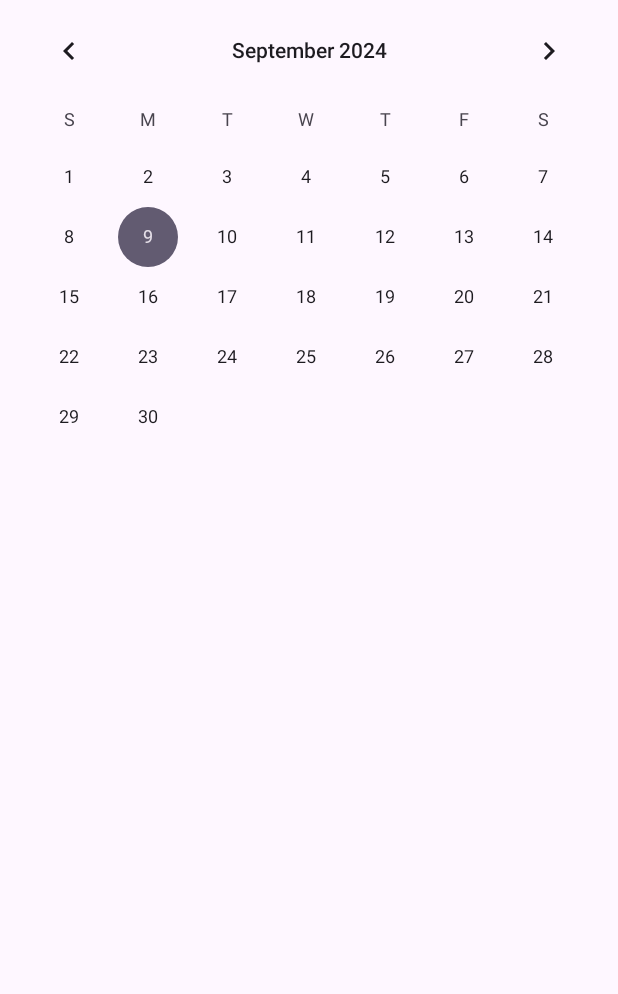
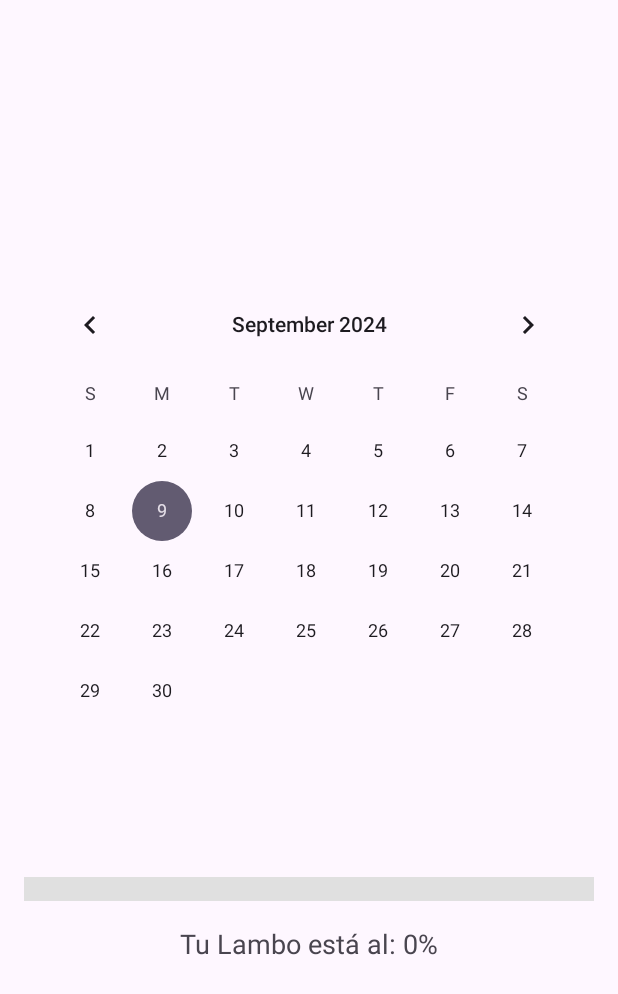
Before and after one commit to Castellano46/Tu_primer_Lambo, an Android app: the fragment CalendarFragment placed in its activity, on a phone screen of 412 x 824 dp. Shown: the top 994 px of the screen. Run offline under Robolectric (Android 15) with nearby library versions, the phone set to English and light mode, and no system bars; our stand-ins replace data binding.

Commit message:
ProgressBar

```diff
--- a/app/src/main/java/com/example/tu_primer_lambo/ui/view/fragments/CalendarFragment.kt
+++ b/app/src/main/java/com/example/tu_primer_lambo/ui/view/fragments/CalendarFragment.kt
@@ -6,7 +6,7 @@ import android.view.LayoutInflater
 import android.view.View
 import android.view.ViewGroup
 import androidx.fragment.app.Fragment
-import androidx.fragment.app.viewModels
+import androidx.fragment.app.activityViewModels
 import com.example.tu_primer_lambo.databinding.FragmentCalendarBinding
 import com.example.tu_primer_lambo.ui.viewModels.ExerciseViewModel
 import java.text.SimpleDateFormat
@@ -17,7 +17,7 @@ class CalendarFragment : Fragment() {
     private var _binding: FragmentCalendarBinding? = null
     private val binding get() = _binding!!
 
-    private val viewModel: ExerciseViewModel by viewModels()
+    private val viewModel: ExerciseViewModel by activityViewModels()
 
     override fun onCreateView(
         inflater: LayoutInflater, container: ViewGroup?,
@@ -44,12 +44,17 @@ class CalendarFragment : Fragment() {
 
                 val entry = entries.find { it.date != null && it.date == selectedDateString }
                 if (entry != null && entry.exerciseDone) {
-
                     binding.root.setBackgroundColor(Color.GREEN)
                 } else {
                     binding.root.setBackgroundColor(Color.RED)
                 }
             }
+        }
+
+        viewModel.progress.observe(viewLifecycleOwner) { progress ->
+            val progressPercent = (progress * 100).toInt()
+            binding.progressBar.progress = progressPercent
+            binding.tvProgressPercentage.text = "Tu Lambo está al: $progressPercent%"
         }
     }
 
--- a/app/src/main/java/com/example/tu_primer_lambo/ui/viewModels/ExerciseViewModel.kt
+++ b/app/src/main/java/com/example/tu_primer_lambo/ui/viewModels/ExerciseViewModel.kt
@@ -6,7 +6,6 @@ import androidx.lifecycle.LiveData
 import androidx.lifecycle.MutableLiveData
 import com.example.tu_primer_lambo.data.model.CalendarEntry
 import com.example.tu_primer_lambo.data.repository.ExerciseRepository
-import java.util.*
 
 class ExerciseViewModel(application: Application) : AndroidViewModel(application) {
 
@@ -17,8 +16,13 @@ class ExerciseViewModel(application: Application) : AndroidViewModel(application
     val calendarEntries: LiveData<List<CalendarEntry>> get() = _calendarEntries
 
     init {
-        loadProgress()
-        loadCalendarEntries()
+        try {
+            loadProgress()
+            loadCalendarEntries()
+        } catch (e: Exception) {
+            _progress.value = 0f
+            _calendarEntries.value = emptyList()
+        }
     }
 
     private fun loadProgress() {
--- /dev/null
+++ b/app/src/main/res/drawable/custom_progress_bar.xml
@@ -0,0 +1,18 @@
+<?xml version="1.0" encoding="utf-8"?>
+<layer-list xmlns:android="http://schemas.android.com/apk/res/android">
+    <item>
+        <shape android:shape="rectangle">
+            <solid android:color="#E0E0E0"/>
+        </shape>
+    </item>
+    <item android:id="@android:id/progress">
+        <clip>
+            <shape android:shape="rectangle">
+                <gradient
+                    android:startColor="#E0070E"
+                    android:endColor="#06EB10"
+                    android:angle="270"/>
+            </shape>
+        </clip>
+    </item>
+</layer-list>
--- a/app/src/main/res/layout/fragment_calendar.xml
+++ b/app/src/main/res/layout/fragment_calendar.xml
@@ -4,11 +4,32 @@
     <LinearLayout
         android:layout_width="match_parent"
         android:layout_height="match_parent"
-        android:orientation="vertical">
+        android:orientation="vertical"
+        android:padding="16dp"
+        android:gravity="center">
 
         <CalendarView
             android:id="@+id/calendarView"
             android:layout_width="match_parent"
-            android:layout_height="wrap_content" />
+            android:layout_height="wrap_content"
+            android:layout_marginBottom="32dp"/>
+
+        <ProgressBar
+            android:id="@+id/progressBar"
+            style="@android:style/Widget.DeviceDefault.Light.ProgressBar.Horizontal"
+            android:layout_width="match_parent"
+            android:layout_height="wrap_content"
+            android:layout_marginTop="32dp"
+            android:max="100"
+            android:progressDrawable="@drawable/custom_progress_bar"/>
+
+        <TextView
+            android:id="@+id/tvProgressPercentage"
+            android:layout_width="wrap_content"
+            android:layout_height="wrap_content"
+            android:text="Tu Lambo está al: 0%"
+            android:layout_marginTop="16dp"
+            android:textSize="18sp"/>
+
     </LinearLayout>
 </layout>
```
Also changed, not shown: app/src/main/java/com/example/tu_primer_lambo/data/repository/ExerciseRepository.kt (+11 -3 lines), app/src/main/java/com/example/tu_primer_lambo/ui/view/fragments/ExerciseFragment.kt (+16 -6 lines).
